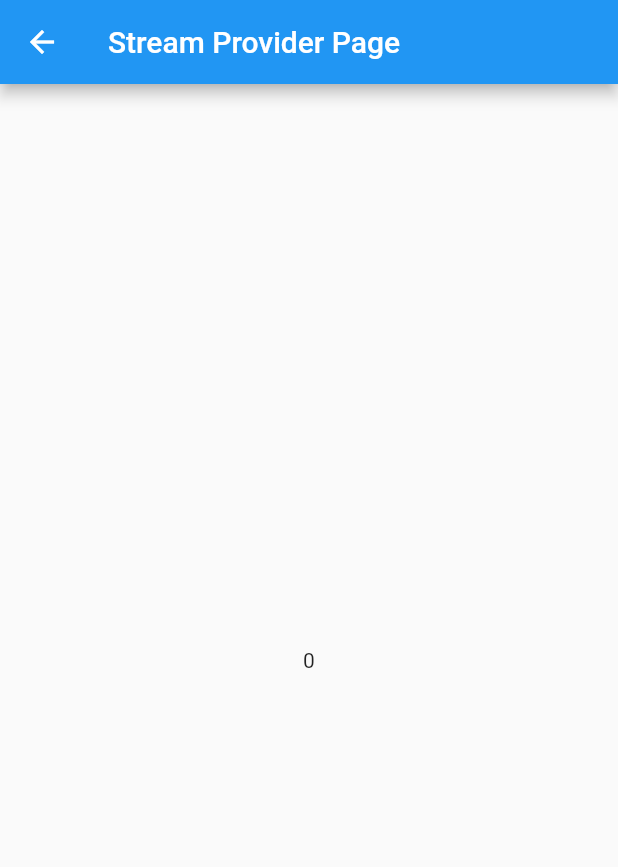
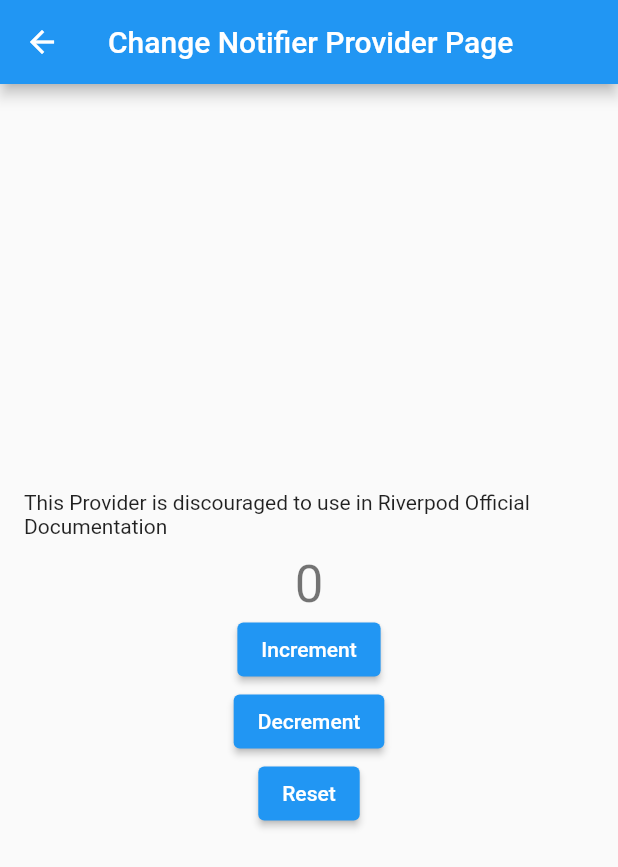
Before and after one commit to ridwanulhoquejr/flutter-riverpod, a Flutter app: the screen it shows after launch, after a tap on "Change Notifier Provider", on a phone screen of 412 x 824 dp. Shown: the top 867 px of the screen. Run offline on Flutter 3.47's test engine with Material 2 defaults, Android fonts, the phone set to English and light mode, and no system bars; our stand-ins replace dio, flutter_riverpod.

Commit message:
added chnageNotifier Provider

```diff
--- /dev/null
+++ b/lib/pages/change_notifier_page.dart
@@ -0,0 +1,61 @@
+import 'package:flutter/material.dart';
+import 'package:flutter_riverpod/flutter_riverpod.dart';
+
+import 'data/chnage_notifier_provider.dart';
+
+final changeNotifierProvider =
+    ChangeNotifierProvider.autoDispose<ChangeNotifierProviderCounter>(
+        (ref) => ChangeNotifierProviderCounter());
+
+class ChangeNotifierPage extends ConsumerWidget {
+  const ChangeNotifierPage({super.key});
+
+  @override
+  Widget build(BuildContext context, WidgetRef ref) {
+    return Scaffold(
+      appBar: AppBar(
+        title: const Text('Change Notifier Provider Page'),
+      ),
+      body: Center(
+        child: Padding(
+          padding: const EdgeInsets.all(16.0),
+          child: Column(
+            mainAxisAlignment: MainAxisAlignment.center,
+            children: [
+              const Text(
+                  'This Provider is discouraged to use in Riverpod Official Documentation'),
+              const SizedBox(height: 10),
+              Consumer(
+                builder: (context, ref, child) {
+                  final counterValue = ref.watch(changeNotifierProvider);
+                  return Text(
+                    '${counterValue.counter}',
+                    style: Theme.of(context).textTheme.headline4,
+                  );
+                },
+              ),
+              ElevatedButton(
+                onPressed: () {
+                  ref.read(changeNotifierProvider).incrementCounter();
+                },
+                child: const Text('Increment'),
+              ),
+              ElevatedButton(
+                onPressed: () {
+                  ref.read(changeNotifierProvider).decrementCounter();
+                },
+                child: const Text('Decrement'),
+              ),
+              ElevatedButton(
+                onPressed: () {
+                  ref.invalidate(changeNotifierProvider);
+                },
+                child: const Text('Reset'),
+              ),
+            ],
+          ),
+        ),
+      ),
+    );
+  }
+}
--- a/lib/pages/future_provider.dart
+++ b/lib/pages/future_provider.dart
@@ -1,12 +1,12 @@
 import 'package:flutter/material.dart';
 import 'package:flutter_riverpod/flutter_riverpod.dart';
-
 import '../model/suggestion.dart';
 import '../services/api_service.dart';
 
 //* Future Provider Declaration
 final suggestionFutureProvider =
     FutureProvider.autoDispose<Suggestion>((ref) async {
+  //
   //* we are keep watching the apiServiceProvider inside futureProvider; if any changes happen in the apiServiceProvider
   //* then the suggetion method is called completely again
 
--- a/lib/pages/home_page.dart
+++ b/lib/pages/home_page.dart
@@ -1,11 +1,11 @@
 // ignore_for_file: public_member_api_docs, sort_constructors_first
 import 'package:flutter/material.dart';
+import 'package:riverpod_tutorial/pages/change_notifier_page.dart';
 import 'package:riverpod_tutorial/pages/future_provider.dart';
 import 'package:riverpod_tutorial/pages/provider_page.dart';
 import 'package:riverpod_tutorial/pages/state_notifier_provider_page.dart';
 import 'package:riverpod_tutorial/pages/state_provider_page.dart';
 import 'package:riverpod_tutorial/pages/stream_provider.dart';
-import 'counter_page.dart';
 
 class MyHomePage extends StatelessWidget {
   MyHomePage({super.key});
@@ -118,7 +118,7 @@ class RiverpodProviders extends StatelessWidget {
               break;
             case 4:
               Navigator.of(context).push(MaterialPageRoute(
-                  builder: (context) => const StreamProviderPage()));
+                  builder: (context) => const ChangeNotifierPage()));
               break;
             case 5:
               Navigator.of(context).push(MaterialPageRoute(
--- a/lib/pages/provider_page.dart
+++ b/lib/pages/provider_page.dart
@@ -2,7 +2,7 @@ import 'package:flutter/material.dart';
 import 'package:flutter_riverpod/flutter_riverpod.dart';
 
 //* Provider Declaration
-final counterWithProvider = Provider<int>((ref) => 0);
+final counterWithProvider = Provider<int>((ref) => 10);
 
 class ProviderPage extends ConsumerWidget {
   const ProviderPage({super.key});
@@ -22,18 +22,15 @@ class ProviderPage extends ConsumerWidget {
         child: Column(
           mainAxisAlignment: MainAxisAlignment.center,
           children: [
-            // const Text(
-            //   'You have pushed the button this many times:',
-            // ),
             Text(
-              ' The value is: ${ref.watch(counterWithProvider)}',
+              'Initial value is: ${ref.watch(counterWithProvider)}',
               style: const TextStyle(fontSize: 20, fontWeight: FontWeight.bold),
             ),
             const SizedBox(height: 20),
             const Padding(
               padding: EdgeInsets.only(left: 18.0),
               child: Text(
-                'We cant change the value of the provider since it is (Provider) is Read Only. However, if we want to change the state we have to use StateProvider',
+                'We see the Initial value, we cant change the value of the provider since it is (Provider) is Read Only. However, if we want to change the state we have to use StateProvider',
                 style: TextStyle(fontSize: 14),
               ),
             ),
--- a/lib/pages/state_notifier_provider_page.dart
+++ b/lib/pages/state_notifier_provider_page.dart
@@ -40,10 +40,8 @@ class StateNotifierProviderPage extends ConsumerWidget {
                       ),
                       actions: [
                         TextButton(
-                          onPressed: () {
-                            // Clear the cart
-                            ref.read(cartNotifierProvider.notifier).clearCart();
-                          },
+                          onPressed:
+                              ref.read(cartNotifierProvider.notifier).clearCart,
                           child: const Text('Clear'),
                         ),
                       ],
--- a/lib/pages/state_provider_page.dart
+++ b/lib/pages/state_provider_page.dart
@@ -24,7 +24,7 @@ class StateProviderPage extends ConsumerWidget {
      * which is implemented in below
      */
 
-    //? we can conditionally perform some operation based on Previous and Curret satte by using ref.listen
+    //? we can conditionally perform some operation based on Previous and Current satte by using ref.listen
     //* for example:
     ref.listen<int>(counterWithStateProvider, (pre, curr) {
       if (curr == 10) {
@@ -46,7 +46,7 @@ class StateProviderPage extends ConsumerWidget {
             Consumer(
               builder: (BuildContext context, WidgetRef ref, Widget? child) {
                 //* Now, widget tree will not be rebuild bcz we are watching the value in the Consumer
-                //* So only this Consumer Widget is rebuilding
+                //* So only this Consumer Widget i:e Text Widget will rebuild
                 final counter = ref.watch(counterWithStateProvider);
                 return Text(
                   ' The value is: $counter',
```
Also changed, not shown: lib/pages/counter_page.dart (deleted, +0 -71 lines), lib/pages/data/chnage_notifier_provider.dart (renamed from lib/provider/provider_counter.dart, +1 -11 lines), lib/pages/data/state_notifier.dart (+6 -3 lines), 1 other file.
